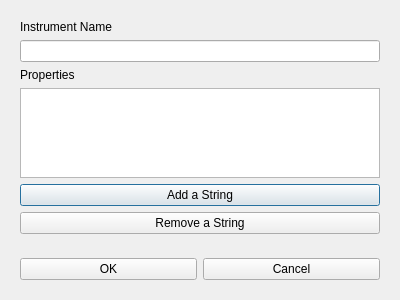
Old version of the form tuner/newinstrumentdialog.ui in the repository spopkin/music-tools.
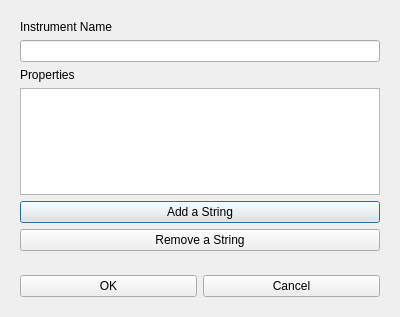
New version of the form.

```diff
--- a/tuner/newinstrumentdialog.ui
+++ b/tuner/newinstrumentdialog.ui
@@ -7,7 +7,7 @@
     <x>0</x>
     <y>0</y>
     <width>400</width>
-    <height>300</height>
+    <height>317</height>
    </rect>
   </property>
   <property name="windowTitle">
```
Left out of the diff: 2 changed lines with no effect on the pictures.
